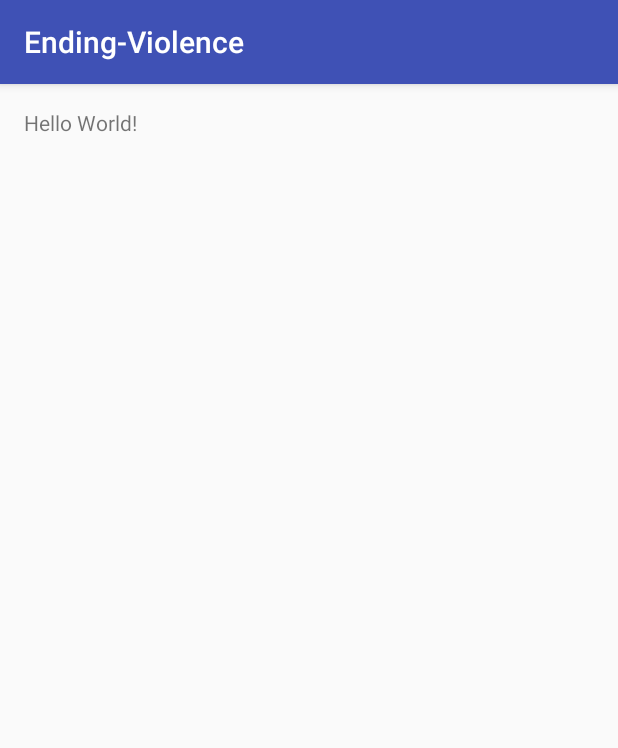
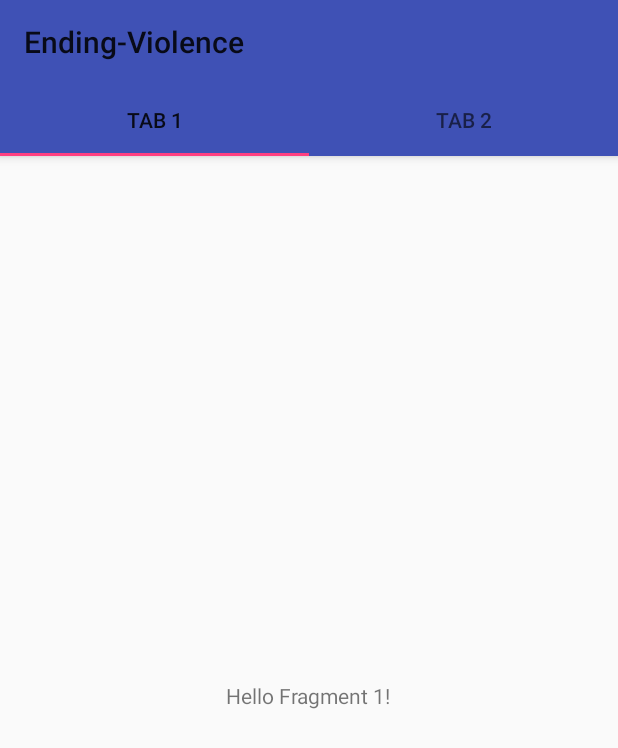
Before and after one commit to VaniDevs/Team8HeimdallrEndingViolenceAndroidApp, an Android app: the screen it shows after launch (HomeActivity), on a phone screen of 412 x 824 dp. Shown: the top 748 px of the screen. Run offline under Robolectric (Android 15) with nearby library versions, the phone set to English and light mode, and no system bars.

Commit message:
finished tabview

```diff
--- a/mobile/build.gradle
+++ b/mobile/build.gradle
@@ -24,5 +24,5 @@ dependencies {
     wearApp project(':wear')
     testCompile 'junit:junit:4.12'
     compile 'com.android.support:appcompat-v7:23.2.0'
-    compile 'com.google.android.gms:play-services:8.4.0'
+    compile 'com.android.support:design:23.2.0'
 }
--- /dev/null
+++ b/mobile/src/main/java/ca/bcit/heimdallr/ending_violence/CustomViewPager.java
@@ -0,0 +1,36 @@
+package ca.bcit.heimdallr.ending_violence;
+
+import android.content.Context;
+import android.util.AttributeSet;
+import android.view.MotionEvent;
+
+/**
+ * Created by Owner on 3/5/16.
+ */
+public class CustomViewPager extends android.support.v4.view.ViewPager{
+    private boolean enabled;
+
+    public CustomViewPager(Context context, AttributeSet attrs) {
+        super(context, attrs);
+        this.enabled = false;
+    }
+
+    @Override
+    public boolean onTouchEvent(MotionEvent event) {
+        return enabled ? super.onTouchEvent(event) : false;
+    }
+
+    @Override
+    public boolean onInterceptTouchEvent(MotionEvent event) {
+        return enabled ? super.onInterceptTouchEvent(event) : false;
+    }
+
+    public void setPagingEnabled(boolean enabled) {
+        this.enabled = enabled;
+    }
+
+    public boolean isPagingEnabled() {
+        return enabled;
+    }
+
+}
--- /dev/null
+++ b/mobile/src/main/java/ca/bcit/heimdallr/ending_violence/Fragment1.java
@@ -0,0 +1,38 @@
+package ca.bcit.heimdallr.ending_violence;
+
+import android.os.Bundle;
+import android.support.v4.app.Fragment;
+import android.view.LayoutInflater;
+import android.view.View;
+import android.view.ViewGroup;
+
+/**
+ * Created by Owner on 3/5/16.
+ */
+public class Fragment1 extends Fragment {
+    /**
+     * Use this factory method to create a new instance of
+     * this fragment using the provided parameters.
+     *
+     * @return A new instance of fragment Fragment1.
+     */
+    public static Fragment1 newInstance() {
+        return new Fragment1();
+    }
+
+    public Fragment1() {
+        // Required empty public constructor
+    }
+
+    @Override
+    public void onCreate(Bundle savedInstanceState) {
+        super.onCreate(savedInstanceState);
+    }
+
+    @Override
+    public View onCreateView(LayoutInflater inflater, ViewGroup container,
+                             Bundle savedInstanceState) {
+        // Inflate the layout for this fragment
+        return inflater.inflate(R.layout.fragment_fragment1, container, false);
+    }
+}
--- /dev/null
+++ b/mobile/src/main/java/ca/bcit/heimdallr/ending_violence/Fragment2.java
@@ -0,0 +1,39 @@
+package ca.bcit.heimdallr.ending_violence;
+
+import android.os.Bundle;
+import android.support.v4.app.Fragment;
+import android.view.LayoutInflater;
+import android.view.View;
+import android.view.ViewGroup;
+
+/**
+ * Created by Owner on 3/5/16.
+ */
+public class Fragment2 extends Fragment {
+
+    /**
+     * Use this factory method to create a new instance of
+     * this fragment using the provided parameters.
+     *
+     * @return A new instance of fragment Fragment2.
+     */
+    public static Fragment2 newInstance() {
+        return new Fragment2();
+    }
+
+    public Fragment2() {
+        // Required empty public constructor
+    }
+
+    @Override
+    public void onCreate(Bundle savedInstanceState) {
+        super.onCreate(savedInstanceState);
+    }
+
+    @Override
+    public View onCreateView(LayoutInflater inflater, ViewGroup container,
+                             Bundle savedInstanceState) {
+        // Inflate the layout for this fragment
+        return inflater.inflate(R.layout.fragment_fragment2, container, false);
+    }
+}
--- a/mobile/src/main/java/ca/bcit/heimdallr/ending_violence/HomeActivity.java
+++ b/mobile/src/main/java/ca/bcit/heimdallr/ending_violence/HomeActivity.java
@@ -2,6 +2,12 @@ package ca.bcit.heimdallr.ending_violence;
 
 import android.support.v7.app.AppCompatActivity;
 import android.os.Bundle;
+import android.support.design.widget.TabLayout;
+import android.support.v4.app.Fragment;
+import android.support.v4.app.FragmentManager;
+import android.support.v4.app.FragmentStatePagerAdapter;
+import android.support.v4.view.ViewPager;
+import android.support.v7.widget.Toolbar;
 
 public class HomeActivity extends AppCompatActivity {
 
@@ -9,5 +15,49 @@ public class HomeActivity extends AppCompatActivity {
     protected void onCreate(Bundle savedInstanceState) {
         super.onCreate(savedInstanceState);
         setContentView(R.layout.activity_home);
+
+        // Set a toolbar which will replace the action bar.
+        Toolbar toolbar = (Toolbar) findViewById(R.id.toolbar);
+        setSupportActionBar(toolbar);
+
+        // Setup the viewPager
+        ViewPager viewPager = (ViewPager) findViewById(R.id.view_pager);
+        MyPagerAdapter pagerAdapter = new MyPagerAdapter(getSupportFragmentManager());
+        viewPager.setAdapter(pagerAdapter);
+
+        // Setup the Tabs
+        TabLayout tabLayout = (TabLayout) findViewById(R.id.tab_layout);
+        // By using this method the tabs will be populated according to viewPager's count and
+        // with the name from the pagerAdapter getPageTitle()
+      //  tabLayout.setTabsFromPagerAdapter(pagerAdapter);
+        // This method ensures that tab selection events update the ViewPager and page changes update the selected tab.
+        tabLayout.setupWithViewPager(viewPager);
+    }
+
+    private class MyPagerAdapter extends FragmentStatePagerAdapter {
+
+        public MyPagerAdapter(FragmentManager fm) {
+            super(fm);
+        }
+
+        @Override
+        public Fragment getItem(int pos) {
+            switch(pos) {
+
+                case 0: return Fragment1.newInstance();
+                case 1: return Fragment2.newInstance();
+                default: return Fragment1.newInstance();
+            }
+        }
+
+        @Override
+        public int getCount() {
+            return 2;
+        }
+
+        @Override
+        public CharSequence getPageTitle(int position) {
+            return "Tab " + (position + 1);
+        }
     }
 }
--- a/mobile/src/main/res/layout/activity_home.xml
+++ b/mobile/src/main/res/layout/activity_home.xml
@@ -1,16 +1,31 @@
-<?xml version="1.0" encoding="utf-8"?>
-<RelativeLayout xmlns:android="http://schemas.android.com/apk/res/android"
-    xmlns:tools="http://schemas.android.com/tools"
+<android.support.design.widget.CoordinatorLayout xmlns:android="http://schemas.android.com/apk/res/android"
+    xmlns:app="http://schemas.android.com/apk/res-auto"
     android:layout_width="match_parent"
-    android:layout_height="match_parent"
-    android:paddingBottom="@dimen/activity_vertical_margin"
-    android:paddingLeft="@dimen/activity_horizontal_margin"
-    android:paddingRight="@dimen/activity_horizontal_margin"
-    android:paddingTop="@dimen/activity_vertical_margin"
-    tools:context="ca.bcit.heimdallr.ending_violence.HomeActivity">
+    android:layout_height="match_parent">
 
-    <TextView
-        android:layout_width="wrap_content"
-        android:layout_height="wrap_content"
-        android:text="Hello World!" />
-</RelativeLayout>
+    <android.support.design.widget.AppBarLayout
+        android:layout_width="match_parent"
+        android:layout_height="wrap_content">
+
+        <android.support.v7.widget.Toolbar
+            android:id="@+id/toolbar"
+            android:layout_width="match_parent"
+            android:layout_height="wrap_content"
+        />
+
+        <android.support.design.widget.TabLayout
+            android:id="@+id/tab_layout"
+            android:layout_width="match_parent"
+            android:layout_height="wrap_content"
+        />
+
+    </android.support.design.widget.AppBarLayout>
+
+    <!-- Scrollable View -->
+    <ca.bcit.heimdallr.ending_violence.CustomViewPager
+        android:id="@+id/view_pager"
+        android:layout_width="match_parent"
+        android:layout_height="match_parent"
+        app:layout_behavior="@string/appbar_scrolling_view_behavior" />
+
+</android.support.design.widget.CoordinatorLayout>
--- /dev/null
+++ b/mobile/src/main/res/layout/fragment_fragment1.xml
@@ -0,0 +1,13 @@
+<FrameLayout xmlns:android="http://schemas.android.com/apk/res/android"
+    xmlns:tools="http://schemas.android.com/tools"
+    android:layout_width="match_parent"
+    android:layout_height="match_parent"
+    tools:context="com.example.tabstutorial.Fragment1">
+
+    <TextView
+        android:layout_width="wrap_content"
+        android:layout_height="wrap_content"
+        android:layout_gravity="center"
+        android:text="Hello Fragment 1!" />
+
+</FrameLayout>
--- /dev/null
+++ b/mobile/src/main/res/layout/fragment_fragment2.xml
@@ -0,0 +1,13 @@
+<FrameLayout xmlns:android="http://schemas.android.com/apk/res/android"
+    xmlns:tools="http://schemas.android.com/tools"
+    android:layout_width="match_parent"
+    android:layout_height="match_parent"
+    tools:context="com.example.tabstutorial.Fragment2">
+
+    <TextView
+        android:layout_width="wrap_content"
+        android:layout_height="wrap_content"
+        android:layout_gravity="center"
+        android:text="Hello Fragment 2!" />
+
+</FrameLayout>
--- a/mobile/src/main/res/values/styles.xml
+++ b/mobile/src/main/res/values/styles.xml
@@ -1,7 +1,7 @@
 <resources>
 
     <!-- Base application theme. -->
-    <style name="AppTheme" parent="Theme.AppCompat.Light.DarkActionBar">
+    <style name="AppTheme" parent="Theme.AppCompat.Light.NoActionBar">
         <!-- Customize your theme here. -->
         <item name="colorPrimary">@color/colorPrimary</item>
         <item name="colorPrimaryDark">@color/colorPrimaryDark</item>
```
